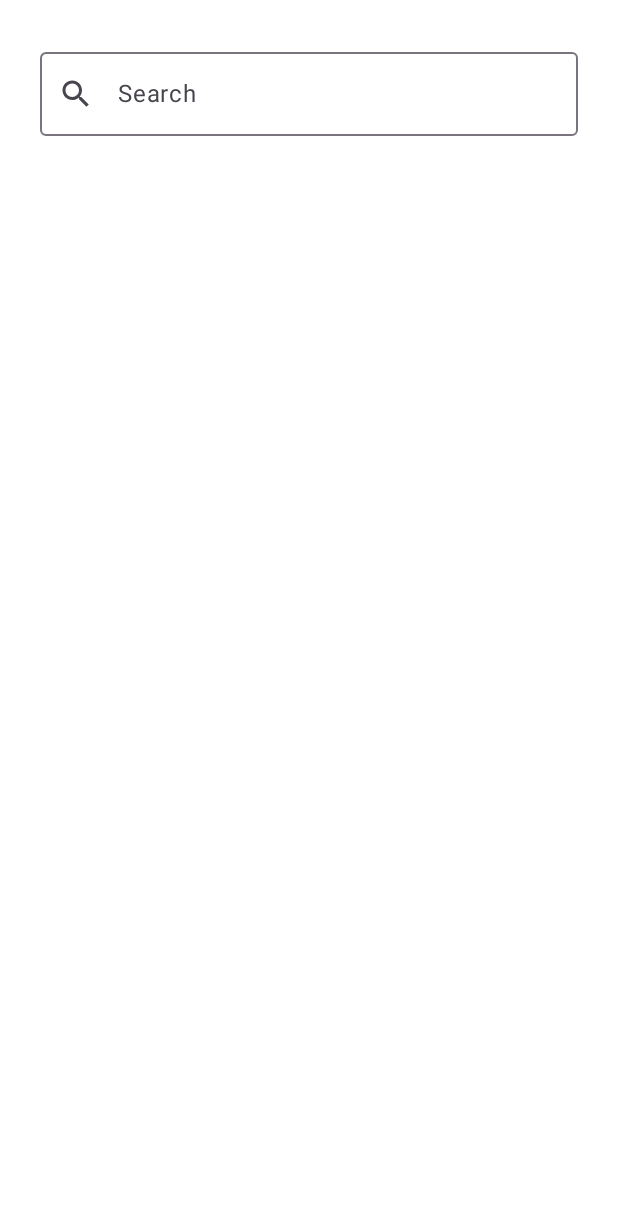
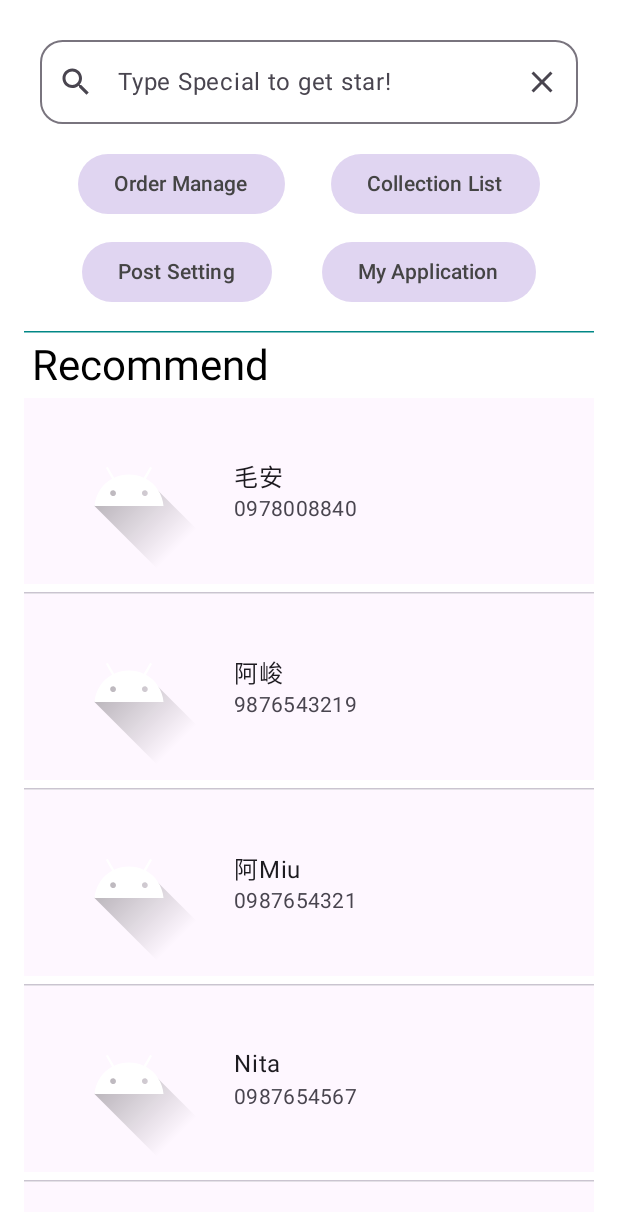
Before and after one commit to EricWuXuanAn/Friendzy, an Android app built with Jetpack Compose: the @Preview function CustomerScreenPreview, on a phone screen of 412 x 824 dp. Shown: the top 1221 px of the screen. Run offline under Robolectric (Android 15) with nearby library versions, the phone set to English and light mode, and no system bars.

Commit message:
CustomerScreen
吳璿安 Customer Screen

```diff
--- /dev/null
+++ b/app/src/main/java/com/example/tip102group01friendzy/Customer.kt
@@ -0,0 +1,16 @@
+package com.example.tip102group01friendzy
+
+class Customer(
+    var memberName: String = "",
+    var phoneNum: String = "",
+    var membeerNum:String = "",
+    var memberImg:Int = R.drawable.ic_launcher_foreground
+) {
+    override fun equals(other: Any?): Boolean {
+        return this.membeerNum == (other as Customer).membeerNum
+    }
+
+    override fun hashCode(): Int {
+        return membeerNum.hashCode()
+    }
+}
--- a/app/src/main/java/com/example/tip102group01friendzy/MainScreen.kt
+++ b/app/src/main/java/com/example/tip102group01friendzy/MainScreen.kt
@@ -141,6 +141,6 @@ fun MainAppBar(
 @Composable
 fun MainScreenPreview() {
     TIP102Group01FriendzyTheme {
-        Main()
+        Main(rememberNavController())
     }
 }
--- a/app/src/main/java/com/example/tip102group01friendzy/ui/feature/customer/CustomerScreen.kt
+++ b/app/src/main/java/com/example/tip102group01friendzy/ui/feature/customer/CustomerScreen.kt
@@ -2,32 +2,51 @@ package com.example.tip102group01friendzy.ui.feature.customer
 
 import android.service.controls.Control
 import androidx.compose.foundation.Image
+import androidx.compose.foundation.clickable
 import androidx.compose.foundation.layout.Arrangement
 import androidx.compose.foundation.layout.Column
 import androidx.compose.foundation.layout.Row
 import androidx.compose.foundation.layout.fillMaxSize
 import androidx.compose.foundation.layout.fillMaxWidth
 import androidx.compose.foundation.layout.padding
+import androidx.compose.foundation.lazy.LazyColumn
+import androidx.compose.foundation.lazy.items
+import androidx.compose.foundation.rememberScrollState
+import androidx.compose.foundation.shape.RoundedCornerShape
 import androidx.compose.material.icons.Icons
+import androidx.compose.material.icons.filled.Clear
 import androidx.compose.material.icons.filled.Search
+import androidx.compose.material3.Button
+import androidx.compose.material3.ButtonColors
+import androidx.compose.material3.ButtonDefaults
+import androidx.compose.material3.HorizontalDivider
 import androidx.compose.material3.Icon
 import androidx.compose.material3.IconButtonDefaults
+import androidx.compose.material3.ListItem
 import androidx.compose.material3.OutlinedTextField
+import androidx.compose.material3.Scaffold
 import androidx.compose.material3.Text
+import androidx.compose.material3.TopAppBar
 import androidx.compose.runtime.Composable
+import androidx.compose.runtime.collectAsState
 import androidx.compose.runtime.getValue
 import androidx.compose.runtime.mutableStateOf
 import androidx.compose.runtime.remember
 import androidx.compose.runtime.setValue
 import androidx.compose.ui.Alignment
 import androidx.compose.ui.Modifier
+import androidx.compose.ui.graphics.Color
+import androidx.compose.ui.res.colorResource
 import androidx.compose.ui.res.painterResource
 import androidx.compose.ui.res.stringResource
+import androidx.compose.ui.text.style.TextAlign
 import androidx.compose.ui.tooling.preview.Preview
 import androidx.compose.ui.unit.dp
+import androidx.compose.ui.unit.sp
 import androidx.lifecycle.ViewModel
 import androidx.navigation.NavHostController
 import androidx.navigation.compose.rememberNavController
+import com.example.tip102group01friendzy.Customer
 import com.example.tip102group01friendzy.R
 import java.security.AccessController
 
@@ -37,6 +56,7 @@ fun CustomerScreen(
     customerVM: CustomerVM
 ){
     var inputText by remember { mutableStateOf("") }
+    val customerState by customerVM.memberState.collectAsState()
 
     Column(
         modifier = Modifier.fillMaxSize().padding(16.dp),
@@ -49,19 +69,103 @@ fun CustomerScreen(
                value = inputText,
                onValueChange = {inputText = it},
                modifier = Modifier.fillMaxWidth().padding(5.dp),
-               label = { Text(text = stringResource(R.string.search)) },
+//               label = { Text(text = stringResource(R.string.search)) },
                leadingIcon = {
                    Icon(imageVector = Icons.Default.Search, contentDescription = "Search")
-               }
+               },
+               trailingIcon = {
+                   Icon(imageVector = Icons.Default.Clear,
+                       contentDescription = "Cancel",
+                       modifier = Modifier.clickable { inputText = "" }
+                       )
+               },
+               singleLine = true,
+               shape = RoundedCornerShape(15.dp),
+               placeholder = { Text(stringResource(R.string.search_special)) }
+
            )
-
        }
-        //kokokokokokokko
-        //jjijijijijii
+        Row (
+            modifier = Modifier.fillMaxWidth().padding(5.dp),
+            horizontalArrangement = Arrangement.SpaceEvenly
+        )
+        {
+            Button(
+                onClick = {},
+                colors = ButtonDefaults.buttonColors(
+                    containerColor = colorResource(R.color.purple_200),
+                    contentColor = Color.DarkGray
+                )
+                ) { Text(text = stringResource(R.string.order_manage)) }
+            Button(
+                onClick = {},
+                colors = ButtonDefaults.buttonColors(
+                    containerColor = colorResource(R.color.purple_200),
+                    contentColor = Color.DarkGray
+                )
+                ) { Text(text = stringResource(R.string.collection)) }
+        }
+        Row(
+            modifier = Modifier.fillMaxWidth().padding(5.dp),
+            horizontalArrangement = Arrangement.SpaceEvenly
+        ) {
+            Button(
+                onClick = {},
+                colors = ButtonDefaults.buttonColors(
+                    containerColor = colorResource(R.color.purple_200),
+                    contentColor = Color.DarkGray
+                )
+            ) { Text(text = stringResource(R.string.post_setting)) }
+            Button(
+                onClick = {},
+                colors = ButtonDefaults.buttonColors(
+                    containerColor = colorResource(R.color.purple_200),
+                    contentColor = Color.DarkGray
+                )
+                ) { Text(text = stringResource(R.string.my_applaction)) }
+        }
+        HorizontalDivider(
+            modifier = Modifier.padding(top = 10.dp),
+            color = colorResource(R.color.teal_700)
+        )
+        Text(
+            modifier = Modifier.fillMaxWidth().padding(5.dp),
+            text = stringResource(R.string.recommemd),
+            textAlign = TextAlign.Start,
+            fontSize = 28.sp
+            )
+        customerList(
+            customers = customerState,
+            onClick = {
+                //要跳到會員資料
+            }
+        )
     }
 }
 
 
+@Composable
+fun customerList(
+    customers: List<Customer>,
+    onClick: (Customer) -> Unit
+){
+    LazyColumn {
+        items(customers){customer ->
+            ListItem(
+                modifier = Modifier.clickable { onClick(customer) },
+                headlineContent = { Text(text = customer.memberName) },
+                supportingContent = { Text(text = customer.phoneNum)},
+                leadingContent = {
+                    Image(
+                        painter = painterResource(id = customer.memberImg),
+                        contentDescription = "memberPhoto"
+                    )
+                },
+            )
+            HorizontalDivider(modifier = Modifier.padding(top = 5.dp))
+        }
+    }
+}
 
 
 
--- a/app/src/main/java/com/example/tip102group01friendzy/ui/feature/customer/CustomerVM.kt
+++ b/app/src/main/java/com/example/tip102group01friendzy/ui/feature/customer/CustomerVM.kt
@@ -1,8 +1,49 @@
 package com.example.tip102group01friendzy.ui.feature.customer
 
 import androidx.lifecycle.ViewModel
+import com.example.tip102group01friendzy.Customer
 import kotlinx.coroutines.flow.MutableStateFlow
+import kotlinx.coroutines.flow.StateFlow
+import kotlinx.coroutines.flow.asStateFlow
+import kotlinx.coroutines.flow.update
 
-class CustomerVM:ViewModel(){
+class CustomerVM : ViewModel() {
+    //_customer來獲取資料
+    private val _customer = MutableStateFlow(emptyList<Customer>())
 
+    //memberState回傳到view給使用者看
+    val memberState = _customer.asStateFlow()
+
+    init {
+        _customer.value = getMemberInfo()
+    }
+
+    //新增會員功能
+    fun addcustomer(member: Customer) {
+        _customer.update {
+            val customer = it.toMutableList()
+            customer.add(member)
+            customer
+        }
+    }
+
+    //刪除會員功能
+    fun removeCustomer(memner: Customer) {
+        _customer.update {
+            val customer = it.toMutableList()
+            customer.remove(memner)
+            customer
+        }
+    }
+
+
+    fun getMemberInfo(): List<Customer> {
+         return  listOf(
+             Customer("毛安", "0978008840", "01"),
+             Customer("阿峻", "9876543219", "02"),
+             Customer("阿Miu", "0987654321", "03"),
+             Customer("Nita", "0987654567", "04"),
+             Customer("小宇", "09876542362", "05")
+         )
+    }
 }
--- a/app/src/main/res/values/strings.xml
+++ b/app/src/main/res/values/strings.xml
@@ -22,5 +22,11 @@
     <string name="ForgetPassword">ForgetPassword</string>
     <string name="back_button">BackButton</string>
     <string name="EmailCanNotEmpty">Email cannot be empty.</string>
+    <string name="order_manage">Order Manage</string>
+    <string name="collection">Collection List</string>
+    <string name="post_setting">Post Setting</string>
+    <string name="my_applaction">My Application</string>
+    <string name="recommemd">Recommend</string>
+    <string name="search_special">Type Special to get star!</string>
 
 </resources>
```
Also changed, not shown: 1 other file.
